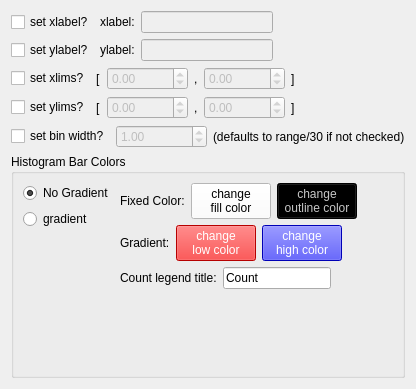
Old version of the form histogram_page.ui in the repository gdietz/OpenMEE.
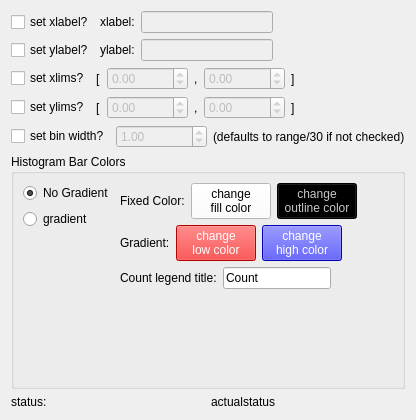
New version of the form.

Patch:
```diff
--- a/histogram_page.ui
+++ b/histogram_page.ui
@@ -7,7 +7,7 @@
     <x>0</x>
     <y>0</y>
     <width>416</width>
-    <height>389</height>
+    <height>420</height>
    </rect>
   </property>
   <property name="windowTitle">
@@ -496,6 +496,24 @@
      </layout>
     </widget>
    </item>
+   <item>
+    <layout class="QHBoxLayout" name="horizontalLayout_11">
+     <item>
+      <widget class="QLabel" name="label25">
+       <property name="text">
+        <string>status: </string>
+       </property>
+      </widget>
+     </item>
+     <item>
+      <widget class="QLabel" name="status_lbl">
+       <property name="text">
+        <string>actualstatus</string>
+       </property>
+      </widget>
+     </item>
+    </layout>
+   </item>
   </layout>
  </widget>
  <resources/>
```
